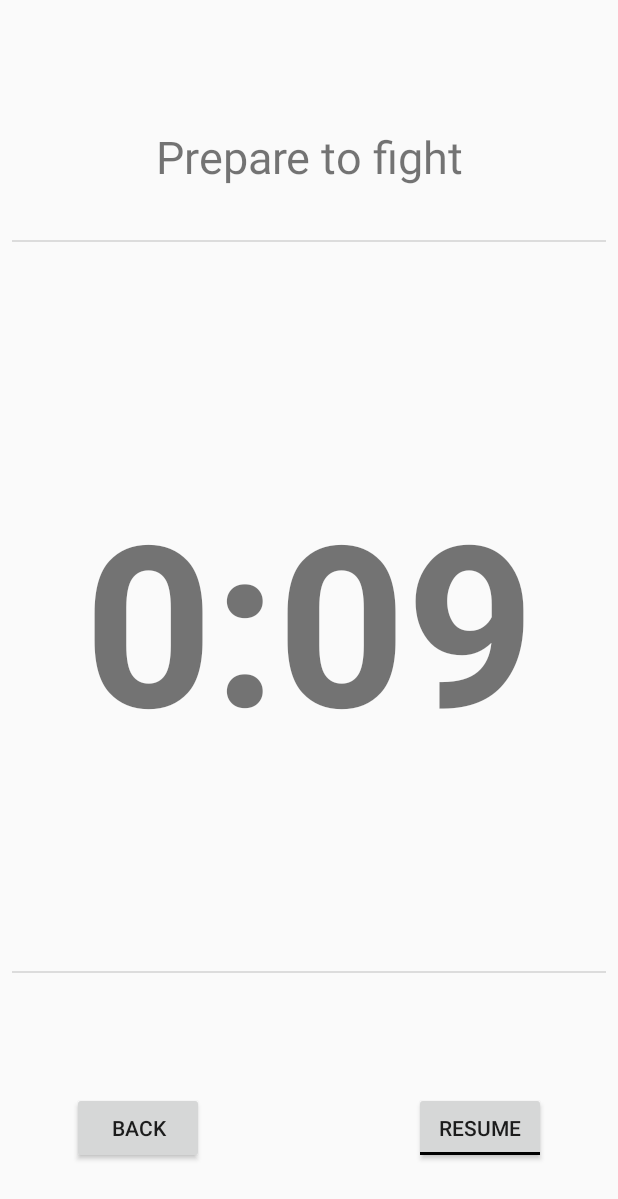
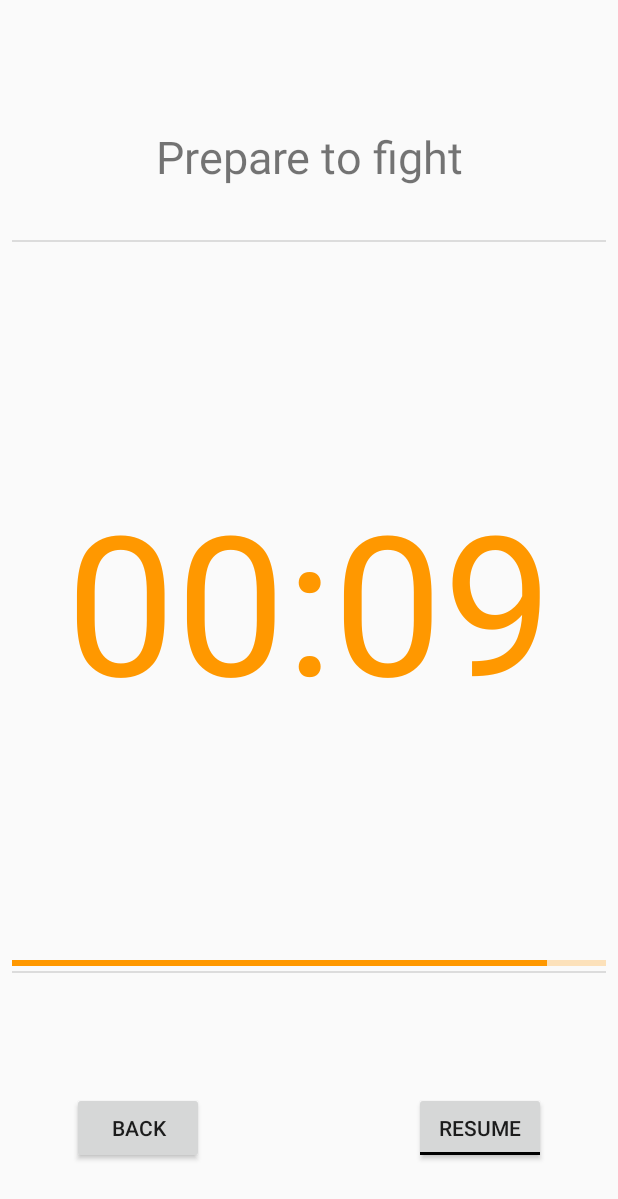
Before and after one commit to hbagratyan/boxingTimer, an Android app: the RoundTimerActivity screen opened directly, with no data from a screen before it, after a tap on "PAUSE", on a phone screen of 412 x 824 dp. Shown: the top 1199 px of the screen. Run offline under Robolectric (Android 15) with nearby library versions, the phone set to English and light mode, and no system bars.

Commit message:
22.08.19

```diff
--- a/app/src/main/java/com/harrysapps/boxingtimer/RoundTimerActivity.java
+++ b/app/src/main/java/com/harrysapps/boxingtimer/RoundTimerActivity.java
@@ -2,11 +2,12 @@ package com.harrysapps.boxingtimer;
 
 import android.content.Intent;
 import android.media.MediaPlayer;
+import android.os.Handler;
 import android.support.v7.app.AppCompatActivity;
 import android.os.Bundle;
-import android.os.CountDownTimer;
 import android.view.View;
 import android.widget.TextView;
+import android.widget.ProgressBar;
 import android.widget.ToggleButton;
 import android.app.AlertDialog;
 import android.content.DialogInterface;
@@ -15,119 +16,198 @@ import java.util.Locale;
 
 public class RoundTimerActivity extends AppCompatActivity {
 
-    public int roundTime = MainActivity.roundTime;
-    public int rounds = MainActivity.rounds;
-    public boolean countdownTimerIsRunning = false;
-    public boolean timerFinished = false;
-    public static int currentRound = 1;
-    public int preparationSecs = MainActivity.preparation;
-    public int restTime = MainActivity.restTime;
-    int timerID;
-    CountDownTimer timer;
+    private int roundTime = MainActivity.roundTime;
+    private int rounds = MainActivity.rounds;
+    private int preparationSecs = MainActivity.preparation;
+    private int restTime = MainActivity.restTime;
+    private boolean running;
+    private int currentRound = 1;
+    private int timerID;
+    private MediaPlayer mp;
+    int stoppedAt = 0;
+
 
 
     @Override
     protected void onCreate(Bundle savedInstanceState) {
         super.onCreate(savedInstanceState);
         setContentView(R.layout.activity_timer);
-        runPreparationTimer();
+        TextView topTimerView = findViewById(R.id.timerTopLogo);
+        ProgressBar progressBar = findViewById(R.id.progressBar);
+        topTimerView.setText("Prepare to fight");
+        progressBar.setProgress(100);
+        runCountDownTimer(preparationSecs);
     }
 
     @Override
-    protected void onDestroy(){
-        super.onDestroy();
-        timer.cancel();
+    protected void onStop() {
+        super.onStop();
+        if (mp != null) mp.release();
+        running = false;
     }
 
     @Override
-    protected void onPause(){
+    protected void onPause() {
         super.onPause();
-        timer.cancel();
+        if (mp != null) {
+            mp.release();
+        }
+        running = false;
     }
 
-    public void runPreparationTimer() {
-        timerID = 1;
-        TextView topTimerView = findViewById(R.id.timerTopLogo);
-        topTimerView.setText("Prepare to fight");
-        runCountDownTimer(preparationSecs);
-    }
-
-    public void runMainTimer(int roundTime, int currentRound) {
-        timerID = 2;
-        TextView topTimerView = findViewById(R.id.timerTopLogo);
-        topTimerView.setText("Round " + Integer.toString(currentRound) + "/" + Integer.toString(rounds));
-        runCountDownTimer(roundTime);
-    }
-
-    public void runRestTimer(int nextRound) {
-        timerID = 3;
-        TextView topTimerView = findViewById(R.id.timerTopLogo);
-        topTimerView.setText("Rest after round " + Integer.toString(RoundTimerActivity.currentRound) + '/' + Integer.toString(rounds));
-        runCountDownTimer(restTime);
+    @Override
+    protected void onDestroy() {
+        super.onDestroy();
+        if (mp != null) mp.release();
     }
 
     public void playSound(int resource) {
-        MediaPlayer mp = MediaPlayer.create(this, resource);
+        mp = MediaPlayer.create(this, resource);
+        mp.setLooping(false);
         mp.start();
+        mp.setOnCompletionListener(new MediaPlayer.OnCompletionListener() {
+            @Override
+            public void onCompletion(MediaPlayer mp) {
+                if (mp != null) {
+                    mp.stop();
+                    mp.release();
+                }
+            }
+        });
+    }
+
+    public void runRoundTimer(int roundTime) {
+        TextView topTimerView = findViewById(R.id.timerTopLogo);
+        TextView mainTimerView = findViewById(R.id.mainTimerView);
+        timerID = 2;
+        topTimerView.setText("Round " + Integer.toString(currentRound) + "/" + Integer.toString(rounds));
+        int minutes = (roundTime / 1000) / 60;
+        int secs = roundTime / 1000 % 60;
+        String time = String.format(Locale.getDefault(),
+                "%02d:%02d", minutes, secs);
+        mainTimerView.setText(time);
+    }
+
+
+    public void runRestTimer(int restTime) {
+        TextView topTimerView = findViewById(R.id.timerTopLogo);
+        TextView mainTimerView = findViewById(R.id.mainTimerView);
+        timerID = 3;
+        topTimerView.setText("Rest after round " + Integer.toString(currentRound) + '/' + Integer.toString(rounds));
+        int minutes = (restTime / 1000) / 60;
+        int secs = restTime / 1000 % 60;
+        String time = String.format(Locale.getDefault(),
+                "%02d:%02d", minutes, secs);
+        ProgressBar progressBar = findViewById(R.id.progressBar);
+        progressBar.setProgress(100);
+        mainTimerView.setText(time);
     }
 
     public void backToMainActivity() {
         roundTime = MainActivity.roundTime;
         currentRound = 1;
         rounds = MainActivity.rounds;
+        running = false;
+        if (mp != null) mp.release();
         Intent intent = new Intent(RoundTimerActivity.this, MainActivity.class);
         intent.addFlags(Intent.FLAG_ACTIVITY_CLEAR_TOP);
         startActivity(intent);
         finish();
     }
 
-    public void runCountDownTimer(int millisecondsRemaining) {
+
+
+    public void runCountDownTimer(final int millisecondsRemaining) {
+        timerID = 1;
+        running = true;
         final int[] millisInFuture = {millisecondsRemaining}; /*It's a bit hacky way to access the
                                                                 variable from inner class */
         final TextView mainTimerView = findViewById(R.id.mainTimerView);
-        timer = new CountDownTimer(millisInFuture[0], 1000) {
+        final Handler handler = new Handler();
+        handler.post(new Runnable() {
             @Override
-            public void onTick(long millisUntilFinished) {
-                timerFinished = false;
-                countdownTimerIsRunning = true;
-                int minutes = (millisInFuture[0] / 60000);
+            public void run() {
+                int minutes = (millisInFuture[0] / 1000) / 60;
                 int secs = millisInFuture[0] / 1000 % 60;
-                String timeLeft = String.format(Locale.getDefault(), "%d:%02d", minutes, secs);
-                mainTimerView.setText(timeLeft);
-                if (timerID == 2 && millisInFuture[0] == 10000) playSound(R.raw.ten_sec_countdown);
-                if (timerID != 2 && millisInFuture[0] == 5000) playSound(R.raw.flatline_sound);
-                if (millisInFuture[0] > 0) millisInFuture[0] -= 1000;
-            }
+                String time = String.format(Locale.getDefault(),
+                        "%02d:%02d", minutes, secs);
 
-            @Override
-            public void onFinish() {
-                playSound(R.raw.ding_sound);
+                mainTimerView.setText(time);
+                ProgressBar progressBar = findViewById(R.id.progressBar);
                 switch (timerID) {
                     case 1:
-                        runMainTimer(roundTime, currentRound);
+                        progressBar.setProgress((millisInFuture[0]) * 100 / preparationSecs);
                         break;
                     case 2:
-                        if (currentRound == rounds) { backToMainActivity(); }
-                        else runRestTimer(currentRound);
+                        progressBar.setProgress(millisInFuture[0] * 100 / roundTime);
                         break;
                     case 3:
-                        runMainTimer(roundTime, ++currentRound);
+                        progressBar.setProgress(millisInFuture[0] * 100 / restTime);
                         break;
                 }
+                if (running && millisInFuture[0] >= 1000) {
+                    millisInFuture[0] -= 1000;
+                }
+
+                if (time.equals("00:05") && timerID == 1 | timerID == 3)
+                    playSound(R.raw.flatline_sound);
+                if (time.equals("00:10") && timerID == 2) playSound(R.raw.ten_sec_countdown);
+
+                handler.postDelayed(this, 1000);
+                if (time.equals("00:00")) {
+                    switch (timerID) {
+                        case 1:
+                            playSound(R.raw.ding_sound);
+                            millisInFuture[0] = roundTime;
+                            runRoundTimer(millisInFuture[0]);
+                            millisInFuture[0] -= 1000;
+                            break;
+                        case 2:
+                            playSound(R.raw.ding_sound);
+                            if (currentRound == rounds) backToMainActivity();
+                            else {
+                                millisInFuture[0] = restTime;
+                                runRestTimer(millisInFuture[0]);
+                                millisInFuture[0] -= 1000;
+                            }
+                            break;
+                        case 3:
+                            playSound(R.raw.ding_sound);
+                            currentRound++;
+                            millisInFuture[0] = roundTime;
+                            runRoundTimer(millisInFuture[0]);
+                            millisInFuture[0] -= 1000;
+                            break;
+                    }
+                }
             }
-        }.start();
+        });
         ToggleButton btnPauseResume = findViewById(R.id.btnPauseResume);
         btnPauseResume.setOnClickListener(new View.OnClickListener() {
             @Override
             public void onClick(View v) {
-                if (countdownTimerIsRunning) {
-                    timer.cancel();
+                if (running) {
+                    running = false;
+                    if (mp != null && mp.isPlaying()) {
+                        mp.pause();
+                        stoppedAt = mp.getCurrentPosition();
+                    }
                     millisInFuture[0] += 1000;
-                    countdownTimerIsRunning = false;
-                } else timer.start();
+                } else {
+                    running = true;
+                    if (mp != null) {
+                        mp.seekTo(stoppedAt);
+                        mp.start();
+
+
+                    }
+
+                }
             }
         });
     }
+
+
 
     public void onClickBack(View view) {
         AlertDialog.Builder builder = new AlertDialog.Builder(RoundTimerActivity.this);
--- a/app/src/main/res/layout/activity_timer.xml
+++ b/app/src/main/res/layout/activity_timer.xml
@@ -8,14 +8,18 @@
 
     <TextView
         android:id="@+id/mainTimerView"
-        android:layout_width="wrap_content"
+        android:layout_width="0dp"
         android:layout_height="wrap_content"
-        android:textSize="150sp"
-        android:textStyle="bold"
-        app:layout_constraintBottom_toBottomOf="parent"
+        android:layout_marginTop="8dp"
+        android:layout_marginBottom="8dp"
+        android:textAlignment="center"
+        android:textColor="@color/colorPrimaryDark"
+        android:textSize="130sp"
+        android:textStyle="normal"
+        app:layout_constraintBottom_toTopOf="@+id/progressBar"
         app:layout_constraintEnd_toEndOf="parent"
         app:layout_constraintStart_toStartOf="parent"
-        app:layout_constraintTop_toTopOf="parent" />
+        app:layout_constraintTop_toBottomOf="@+id/divider1" />
 
     <View
         android:id="@+id/divider1"
@@ -73,4 +77,20 @@
         android:textOn="resume"
         app:layout_constraintBottom_toBottomOf="parent"
         app:layout_constraintEnd_toEndOf="parent" />
+
+    <ProgressBar
+        android:id="@+id/progressBar"
+        style="?android:attr/progressBarStyleHorizontal"
+        android:progressBackgroundTint="@color/colorPrimaryDark"
+        android:progressTint="@color/colorPrimaryDark"
+        android:max="100"
+        android:progress="0"
+        android:layout_width="0dp"
+        android:layout_height="10dp"
+        android:layout_marginStart="8dp"
+        android:layout_marginEnd="8dp"
+        app:layout_constraintBottom_toTopOf="@+id/divider2"
+        app:layout_constraintEnd_toEndOf="parent"
+        app:layout_constraintStart_toStartOf="parent" />
+
 </android.support.constraint.ConstraintLayout>
--- a/build.gradle
+++ b/build.gradle
@@ -7,7 +7,7 @@ buildscript {
 
     }
     dependencies {
-        classpath 'com.android.tools.build:gradle:3.4.2'
+        classpath 'com.android.tools.build:gradle:3.5.0'
 
         // NOTE: Do not place your application dependencies here; they belong
         // in the individual module build.gradle files
```
Also changed, not shown: app/src/main/AndroidManifest.xml (+3 -5 lines), app/src/main/java/com/harrysapps/boxingtimer/SettingsActivity.java (deleted, +0 -22 lines), app/src/main/res/layout/activity_main.xml (+5 -23 lines), gradle.properties (+7 -6 lines), gradle/wrapper/gradle-wrapper.properties.
